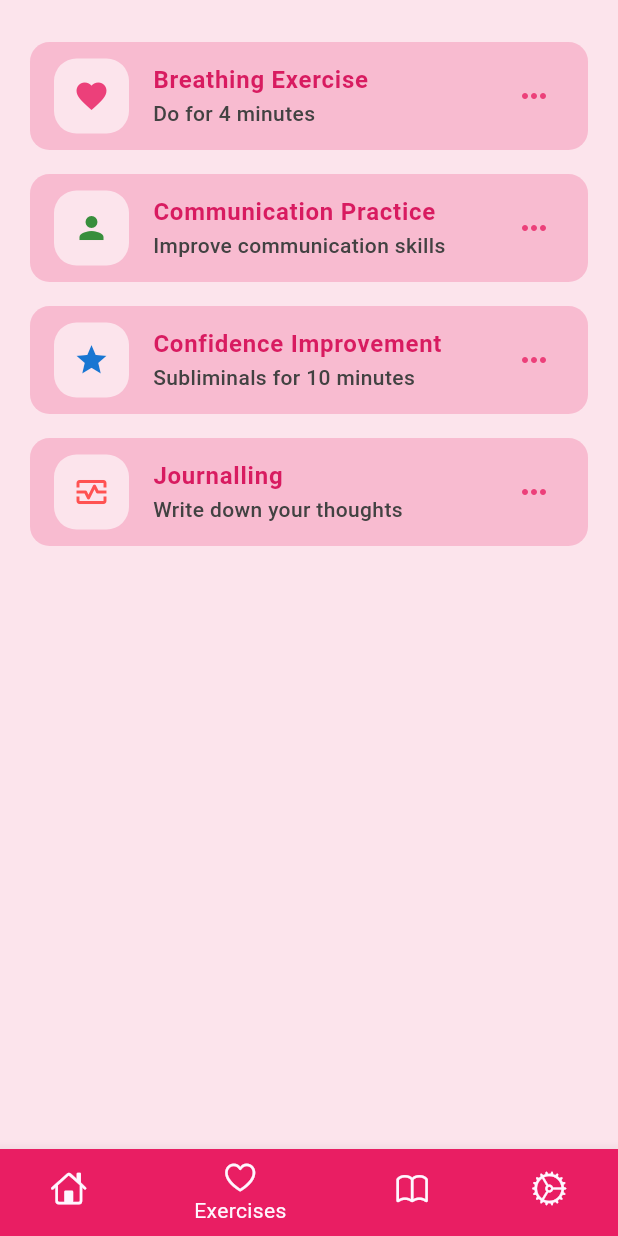
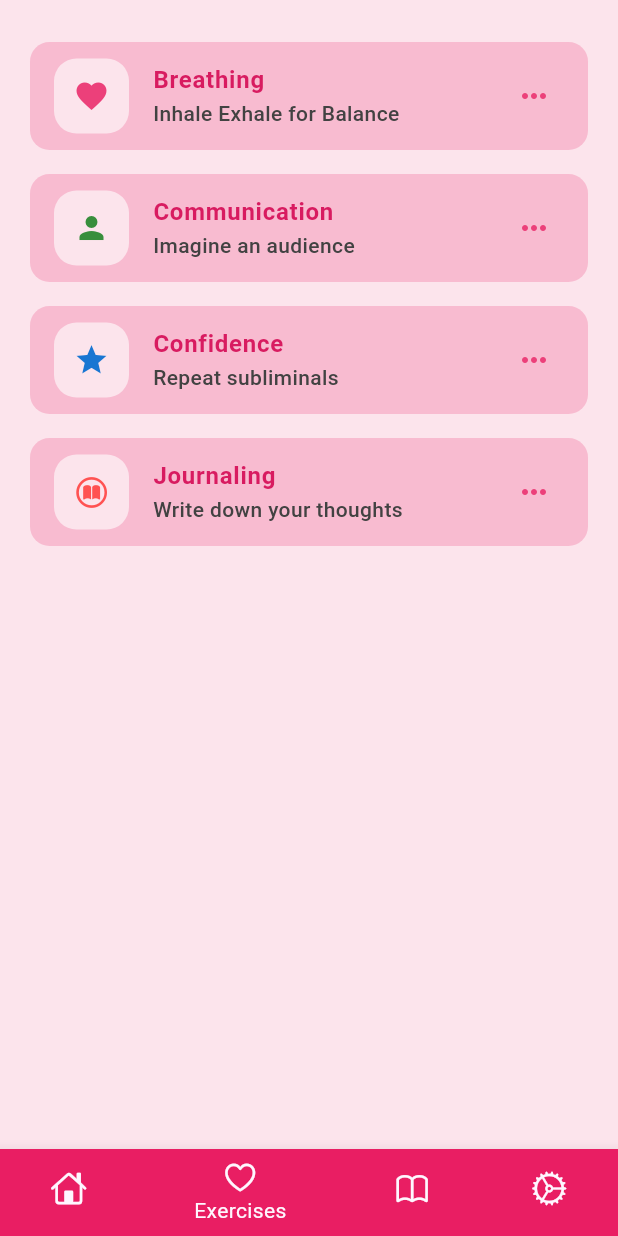
Before and after one commit to DelliaDeon/mental_health, a Flutter app: the screen it shows after launch, item 2 of the bottom bar chosen, on a phone screen of 412 x 824 dp. Run offline on Flutter 3.47's test engine with Material 3 defaults, Android fonts, the phone set to English and light mode, and no system bars; our stand-ins replace persistent_bottom_nav_bar.

Commit message:
Exercises

```diff
--- /dev/null
+++ b/lib/database/exercise_details.dart
@@ -0,0 +1,49 @@
+import 'package:dribble_ui/database/exercises.dart';
+import 'package:flutter/cupertino.dart';
+import 'package:flutter/material.dart';
+
+List<ExerciseDetails> exerciseList = [
+  ExerciseDetails(
+    title: 'Breathing',
+    subtitle: 'Inhale Exhale for Balance',
+    //imageUrl: '',
+    description: 'Envying others can bind us to our own treasures,'
+        'leading to loss as seen in the story of the greedy dog.',
+    time: '5 minutes',
+    icon: Icons.favorite,
+    color: Colors.pink.shade400,
+  ),
+
+  ExerciseDetails(
+    title: 'Communication',
+    subtitle: 'Imagine an audience',
+    //imageUrl: '',
+    description: "They don't know how nervous you feel. Inhale and Exhale,"
+        "and say what you want to say.",
+    time: '5 minutes',
+    icon: Icons.people_alt_outlined,
+    color: Colors.green.shade700,
+  ),
+
+  ExerciseDetails(
+    title: 'Confidence',
+    subtitle: 'Repeat subliminals',
+    //imageUrl: '',
+    description: "\"You are loved\", \"You are enough\", \"It's okay to make mistakes\","
+        "Repeat these till you believe them.",
+    time: '5 minutes',
+    icon: Icons.favorite,
+    color: Colors.redAccent,
+  ),
+
+  ExerciseDetails(
+    title: 'Journaling',
+    subtitle: 'Write down your thoughts',
+    //imageUrl: '',
+    description: "Write down the main happenings of the day. What brought the strongest emotion?"
+        "Why? What were you grateful for?",
+    time: '10 minutes',
+    icon: CupertinoIcons.book_circle,
+    color: Colors.blue.shade600,
+  ),
+];
--- /dev/null
+++ b/lib/database/exercise_values.dart
@@ -0,0 +1,33 @@
+import 'package:dribble_ui/database/exercises.dart';
+import 'package:flutter/cupertino.dart';
+import 'package:flutter/material.dart';
+
+List<ExerciseSum> exerciseValues = [
+  ExerciseSum(
+    icon: Icons.favorite,
+    title: 'Breathing',
+    subtitle: 'Inhale and Exhale',
+    color: Colors.pink.shade400,
+  ),
+
+  ExerciseSum(
+    icon: Icons.person,
+    title: 'Communication',
+    subtitle: 'Imagine an audience',
+    color: Colors.green.shade700,
+  ),
+
+  ExerciseSum(
+    icon: Icons.star,
+    title: 'Confidence',
+    subtitle: 'Repeat subliminals',
+    color: Colors.blue.shade700,
+  ),
+
+  ExerciseSum(
+    icon: CupertinoIcons.book_circle,
+    title: 'Journalling',
+    subtitle: 'Write down your thoughts',
+    color: Colors.redAccent,
+  ),
+];
--- /dev/null
+++ b/lib/database/exercises.dart
@@ -0,0 +1,22 @@
+import 'package:flutter/material.dart';
+
+class ExerciseDetails{
+  final String title;
+  final String subtitle;
+  //final String imageUrl;
+  final String description;
+  final String time;
+  final Color color;
+  final IconData icon;
+
+
+  ExerciseDetails({
+    required this.title,
+    required this.subtitle,
+    //required this.imageUrl,
+    required this.description,
+    required this.time,
+    required this.color,
+    required this.icon,
+  });
+}
--- a/lib/pages/exercises_page.dart
+++ b/lib/pages/exercises_page.dart
@@ -1,3 +1,5 @@
+import 'package:dribble_ui/database/exercise_details.dart';
+import 'package:dribble_ui/database/exercise_values.dart';
 import 'package:flutter/material.dart';
 
 import '../utils/list_tile.dart';
@@ -7,8 +9,16 @@ void main(){
 }
 
 
-class ExercisesPage extends StatelessWidget {
-  const ExercisesPage({super.key});
+class ExercisesPage extends StatefulWidget {
+  ExercisesPage({super.key});
+
+  @override
+  State<ExercisesPage> createState() => _ExercisesPageState();
+}
+
+class _ExercisesPageState extends State<ExercisesPage> {
+  List exercise = exerciseValues;
+  List exercises = exerciseList;
 
   @override
   Widget build(BuildContext context) {
@@ -17,7 +27,19 @@ class ExercisesPage extends StatelessWidget {
         body: SafeArea(
           child: Padding(
             padding: const EdgeInsets.all(20.0),
-            child: ListView(
+            child: ListView.builder(
+              itemCount: exercise.length,
+              itemBuilder: (context, index) {
+                return MyListTile(
+                  color: exercise[index].color,
+                  icon: exercise[index].icon,
+                  title: exercises[index].title,
+                  subtitle: exercises[index].subtitle,
+                );
+              }
+            ),
+
+            /*ListView(
               children: [
                 MyListTile(
                   icon: Icons.favorite,
@@ -47,7 +69,7 @@ class ExercisesPage extends StatelessWidget {
                   subtitle: 'Write down your thoughts',
                 ),
               ],
-            ),
+            ),*/
           ),
         ),
     );
--- a/lib/pages/home_page.dart
+++ b/lib/pages/home_page.dart
@@ -176,7 +176,8 @@ class _HomePageState extends State<HomePage> {
 
                       // listview of exercises
                       Expanded(
-                        child: ExercisesPage(),
+                        child: ListTile(),
+                        //ExercisesPage(),
                       ),
 
                     ],
```
